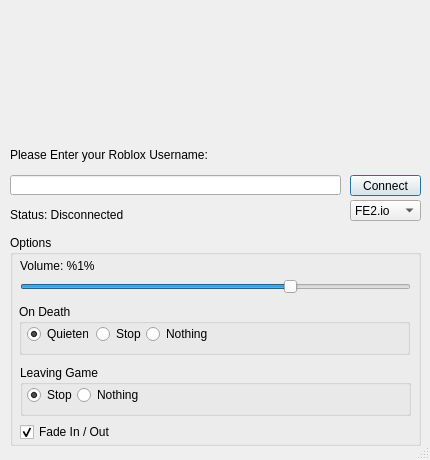
richardios275/fe2io-python, file sources/ui/MainUI.ui: the form before one commit.
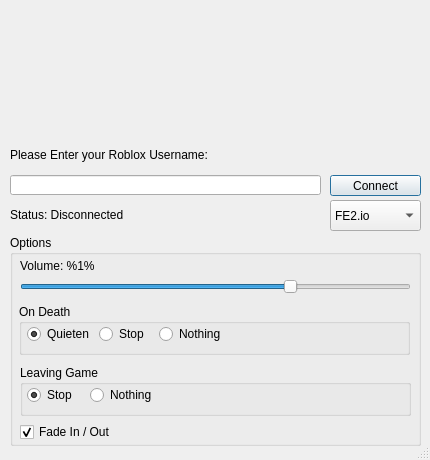
The form after the commit. Icons and pictures are not drawn.

Patch:
```diff
--- a/sources/ui/MainUI.ui
+++ b/sources/ui/MainUI.ui
@@ -47,7 +47,7 @@
     <rect>
      <x>10</x>
      <y>175</y>
-     <width>331</width>
+     <width>311</width>
      <height>20</height>
     </rect>
    </property>
@@ -58,9 +58,9 @@
   <widget class="QPushButton" name="connect_button">
    <property name="geometry">
     <rect>
-     <x>350</x>
+     <x>330</x>
      <y>175</y>
-     <width>71</width>
+     <width>91</width>
      <height>21</height>
     </rect>
    </property>
@@ -117,7 +117,7 @@
      <rect>
       <x>10</x>
       <y>21</y>
-      <width>91</width>
+      <width>391</width>
       <height>20</height>
      </rect>
     </property>
@@ -130,7 +130,7 @@
      <rect>
       <x>10</x>
       <y>189</y>
-      <width>91</width>
+      <width>201</width>
       <height>16</height>
      </rect>
     </property>
@@ -158,7 +158,7 @@
       <rect>
        <x>8</x>
        <y>20</y>
-       <width>61</width>
+       <width>71</width>
        <height>20</height>
       </rect>
      </property>
@@ -172,9 +172,9 @@
     <widget class="QRadioButton" name="death_stop">
      <property name="geometry">
       <rect>
-       <x>77</x>
+       <x>80</x>
        <y>20</y>
-       <width>51</width>
+       <width>61</width>
        <height>20</height>
       </rect>
      </property>
@@ -185,9 +185,9 @@
     <widget class="QRadioButton" name="death_nothing">
      <property name="geometry">
       <rect>
-       <x>127</x>
+       <x>140</x>
        <y>20</y>
-       <width>71</width>
+       <width>81</width>
        <height>20</height>
       </rect>
      </property>
@@ -213,7 +213,7 @@
       <rect>
        <x>7</x>
        <y>20</y>
-       <width>51</width>
+       <width>61</width>
        <height>20</height>
       </rect>
      </property>
@@ -227,9 +227,9 @@
     <widget class="QRadioButton" name="leave_nothing">
      <property name="geometry">
       <rect>
-       <x>57</x>
+       <x>70</x>
        <y>20</y>
-       <width>71</width>
+       <width>81</width>
        <height>20</height>
       </rect>
      </property>
@@ -242,10 +242,10 @@
   <widget class="QComboBox" name="server_box">
    <property name="geometry">
     <rect>
-     <x>350</x>
+     <x>330</x>
      <y>200</y>
-     <width>71</width>
-     <height>21</height>
+     <width>91</width>
+     <height>31</height>
     </rect>
    </property>
    <item>
```
